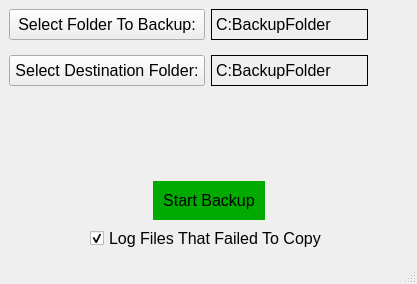
First picture: the form in MainWindow.ui, repository Brett444/BackupApp, before the edit.
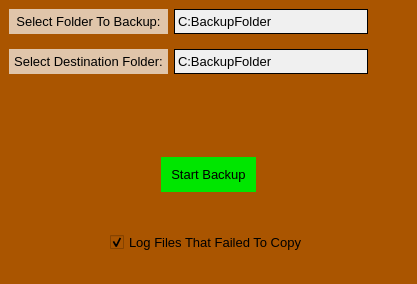
Second picture: the form after the edit. Icons and pictures are not drawn.

Diff of the .ui file:
```diff
--- a/MainWindow.ui
+++ b/MainWindow.ui
@@ -23,7 +23,8 @@
     <normaloff>:/icons/backup.png</normaloff>:/icons/backup.png</iconset>
   </property>
   <property name="styleSheet">
-   <string notr="true"/>
+   <string notr="true">background-color: rgb(170, 85, 0);
+</string>
   </property>
   <widget class="QWidget" name="centralwidget">
    <layout class="QVBoxLayout" name="verticalLayout">
@@ -34,8 +35,14 @@
       </property>
       <item row="0" column="1">
        <widget class="QLabel" name="BackupFolder_lbl">
+        <property name="font">
+         <font>
+          <pointsize>10</pointsize>
+         </font>
+        </property>
         <property name="styleSheet">
-         <string notr="true">border: 1px solid black;</string>
+         <string notr="true">border: 1px solid black;
+background-color: rgb(240, 240, 240);</string>
         </property>
         <property name="text">
          <string>C:BackupFolder</string>
@@ -44,8 +51,20 @@
       </item>
       <item row="1" column="0">
        <widget class="QPushButton" name="DestFolder_btn">
+        <property name="font">
+         <font>
+          <pointsize>10</pointsize>
+         </font>
+        </property>
         <property name="styleSheet">
-         <string notr="true">padding: 5px</string>
+         <string notr="true">QPushButton{
+padding: 5px; 
+background-color: rgb(224, 197, 170); 
+border: none  /* nec for hover color to work */
+}
+QPushButton:pressed{
+background-color: rgb(200, 175, 145);
+}</string>
         </property>
         <property name="text">
          <string>Select Destination Folder:</string>
@@ -54,8 +73,14 @@
       </item>
       <item row="1" column="1">
        <widget class="QLabel" name="DestFolder_lbl">
+        <property name="font">
+         <font>
+          <pointsize>10</pointsize>
+         </font>
+        </property>
         <property name="styleSheet">
-         <string notr="true">border: 1px solid black;</string>
+         <string notr="true">border: 1px solid black;
+background-color: rgb(240, 240, 240);</string>
         </property>
         <property name="text">
          <string>C:BackupFolder</string>
@@ -64,8 +89,20 @@
       </item>
       <item row="0" column="0">
        <widget class="QPushButton" name="BackupFolder_btn">
+        <property name="font">
+         <font>
+          <pointsize>10</pointsize>
+         </font>
+        </property>
         <property name="styleSheet">
-         <string notr="true">padding: 5px</string>
+         <string notr="true">QPushButton{
+padding: 5px; 
+background-color: rgb(224, 197, 170); 
+border: none  /* nec for hover color to work */
+}
+QPushButton:pressed{
+background-color: rgb(200, 175, 145);
+}</string>
         </property>
         <property name="text">
          <string>Select Folder To Backup:</string>
@@ -136,13 +173,18 @@
           <height>0</height>
          </size>
         </property>
+        <property name="font">
+         <font>
+          <pointsize>10</pointsize>
+         </font>
+        </property>
         <property name="autoFillBackground">
          <bool>false</bool>
         </property>
         <property name="styleSheet">
          <string notr="true">QPushButton{
 padding: 10px; 
-background-color: rgb(0,170,0); 
+background-color: rgb(0,230,0); 
 border: none  /* nec for hover color to work */
 }
 QPushButton:pressed{
@@ -169,6 +211,19 @@
       </item>
      </layout>
     </item>
+    <item>
+     <spacer name="verticalSpacer_2">
+      <property name="orientation">
+       <enum>Qt::Orientation::Vertical</enum>
+      </property>
+      <property name="sizeHint" stdset="0">
+       <size>
+        <width>20</width>
+        <height>40</height>
+       </size>
+      </property>
+     </spacer>
+    </item>
     <item>
      <layout class="QHBoxLayout" name="horizontalLayout">
       <item>
@@ -186,6 +241,11 @@
       </item>
       <item>
        <widget class="QCheckBox" name="LogFiles_chk">
+        <property name="font">
+         <font>
+          <pointsize>10</pointsize>
+         </font>
+        </property>
         <property name="text">
          <string>Log Files That Failed To Copy</string>
         </property>
```
Left out of the diff: 2 changed lines with no effect on the pictures.
